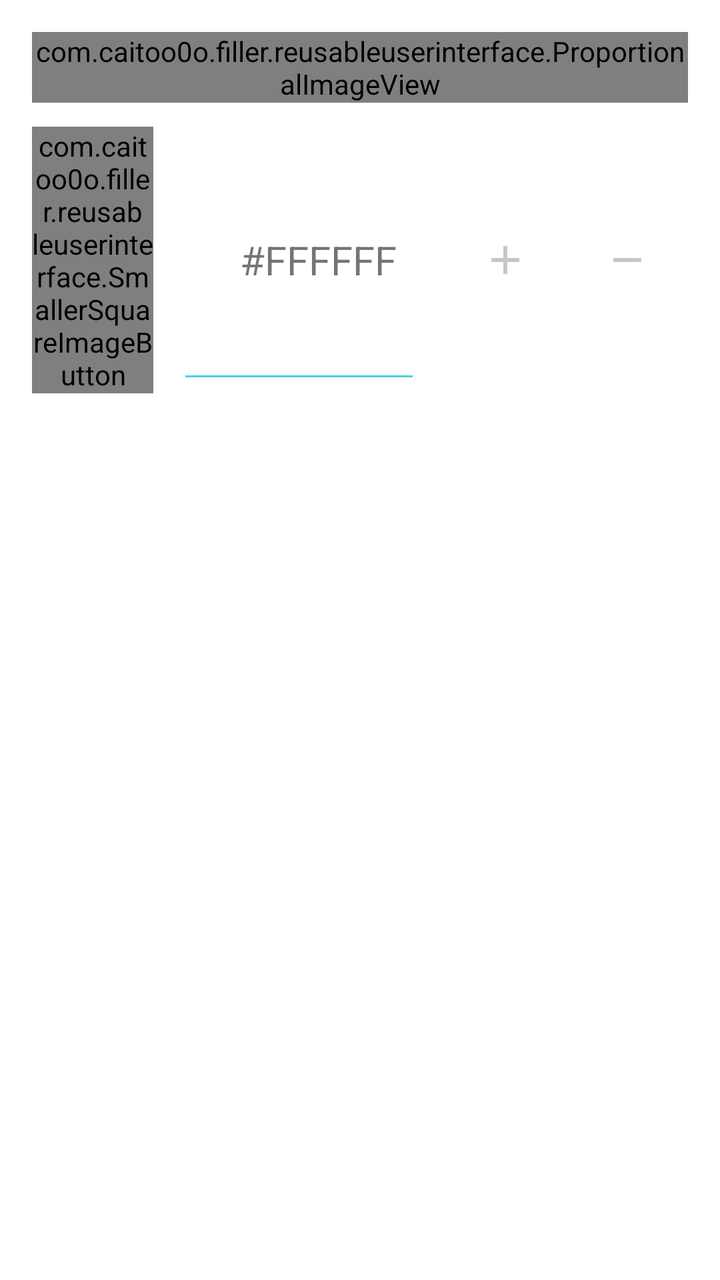
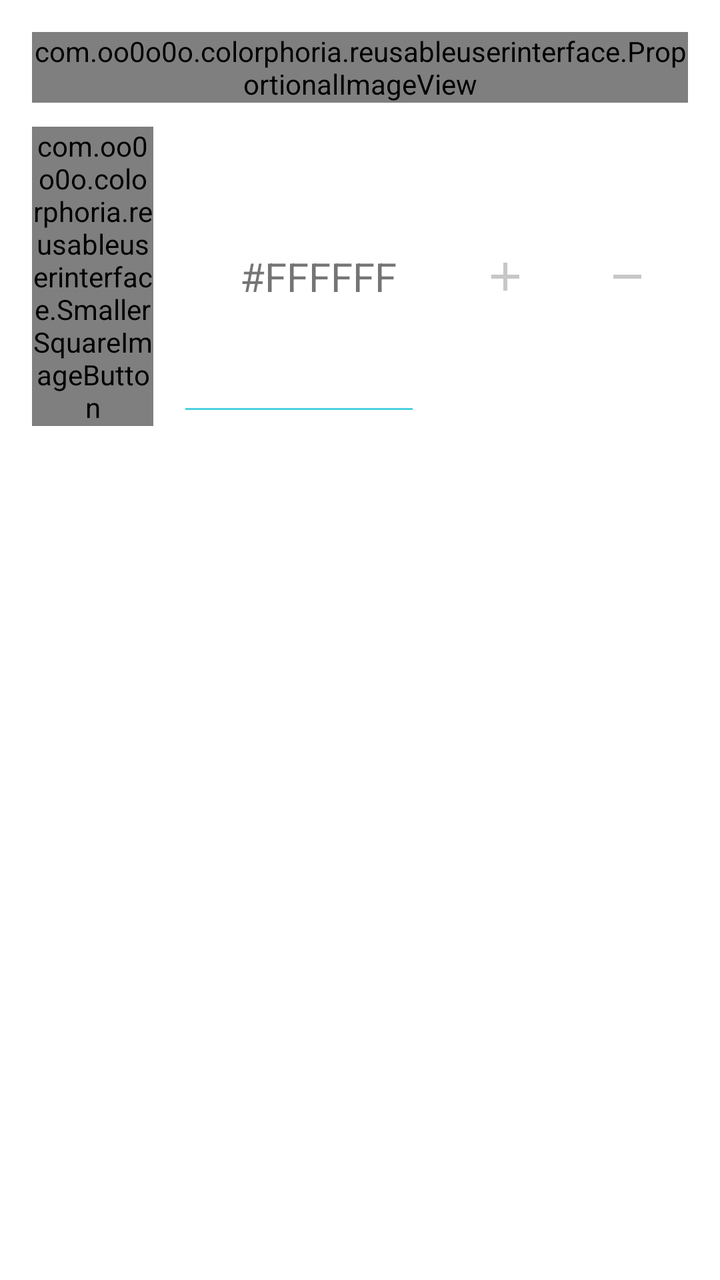

Two renders of the same Android screen: before a commit and after it. Below are the layout's source before the change and the commit's diff.
<!-- AndroidManifest.xml: application theme AppTheme -->
<!-- res/layout/effect_color_options.xml -->
<?xml version="1.0" encoding="utf-8"?>
<LinearLayout xmlns:android="http://schemas.android.com/apk/res/android"
    android:layout_width="340dp"
    android:layout_height="wrap_content"
    android:background="@color/colorPrimary"
    android:padding="@dimen/small_margin"
    android:orientation="vertical" >
    <com.caitoo0o.filler.reusableuserinterface.ProportionalImageView
        android:id="@+id/color_spectrum_image_view"
        android:layout_width="match_parent"
        android:layout_height="wrap_content"
        android:adjustViewBounds="true"
        android:scaleType="fitCenter"
        android:layout_margin="@dimen/activity_horizontal_margin"
        android:layout_marginRight="@dimen/activity_horizontal_margin"
        android:layout_marginTop="@dimen/activity_vertical_margin"
        android:src="@drawable/img_color_spectrum"/>

    <LinearLayout
        android:layout_width="match_parent"
        android:layout_height="wrap_content"
        android:orientation="horizontal" >
        <com.caitoo0o.filler.reusableuserinterface.SmallerSquareImageButton
            android:id="@+id/color_selected_image_view"
            android:layout_width="0dp"
            android:layout_height="match_parent"
            android:layout_weight="1"
            android:layout_marginLeft="@dimen/activity_horizontal_margin"
            android:layout_marginRight="@dimen/activity_horizontal_margin"
            android:background="#FFFFFFFF"
            android:src="@drawable/button_paint_color_bg"/>

        <EditText
            android:id="@+id/color_selected_edit_text"
            android:layout_width="0dp"
            android:layout_height="match_parent"
            android:layout_weight="2"
            android:padding="@dimen/activity_horizontal_margin"
            android:layout_marginRight="@dimen/activity_horizontal_margin"
            android:text="#FFFFFF"
            android:inputType="textNoSuggestions"
            android:cursorVisible="false"
            android:gravity="right|center_vertical"
            android:textSize="20sp"
            android:imeOptions="actionDone" />

        <ImageButton
            android:id="@+id/add_color_button"
            android:layout_width="0dp"
            android:layout_weight="1"
            android:layout_height="fill_parent"
            android:padding="@dimen/activity_vertical_margin"
            android:background="@drawable/button_selector_small"
            android:src="@drawable/ic_add_24dp" />

        <ImageButton
            android:id="@+id/remove_color_button"
            android:layout_width="0dp"
            android:layout_weight="1"
            android:layout_height="fill_parent"
            android:padding="@dimen/activity_vertical_margin"
            android:layout_marginRight="@dimen/activity_horizontal_margin"
            android:background="@drawable/button_selector_small"
            android:src="@drawable/ic_remove_24dp" />

        </LinearLayout>

    <GridView
        android:id="@+id/color_palette_grid_view"
        android:layout_width="match_parent"
        android:layout_height="70dp"
        android:layout_margin="@dimen/activity_horizontal_margin"
        android:numColumns="8"
        android:gravity="center"
        >
        </GridView>
</LinearLayout>
<!-- resources referenced by this layout -->
<resources>
  <color name="colorPrimary">#ffffffff</color>
  <dimen name="activity_horizontal_margin">12dp</dimen>
  <dimen name="activity_vertical_margin">20dp</dimen>
  <dimen name="small_margin">4dp</dimen>
  <!-- drawable button_paint_color_bg (drawable) -->
  <layer-list xmlns:android="http://schemas.android.com/apk/res/android">
      <item>
          <shape android:shape="rectangle" >
              <stroke
                  android:width="1dp"
                  android:color="@color/colorPrimaryDark"/>
              <solid android:color="#00000000" />
          </shape>
      </item>
  </layer-list>
  <!-- drawable button_selector_small (drawable) -->
  <?xml version="1.0" encoding="utf-8"?>
  <selector xmlns:android="http://schemas.android.com/apk/res/android" >
      <item android:state_pressed="true" >
          <shape android:shape="rectangle"  >
              <solid android:color="#ffeeeeee"/>
          </shape>
     </item>
     <item>
         <shape android:shape="rectangle">
             <solid android:color="#00000000"/>
         </shape>
      </item>
  </selector>
  <!-- drawable ic_add_24dp (drawable) -->
  <vector xmlns:android="http://schemas.android.com/apk/res/android"
          android:width="24dp"
          android:height="24dp"
          android:viewportWidth="24.0"
          android:viewportHeight="24.0">
      
      <path
          android:fillColor="#ffc7c7c7"
          android:pathData="M19,13h-6v6h-2v-6H5v-2h6V5h2v6h6v2z"/>
  </vector>
  <!-- drawable ic_remove_24dp (drawable) -->
  <vector xmlns:android="http://schemas.android.com/apk/res/android"
          android:width="24dp"
          android:height="24dp"
          android:viewportWidth="24.0"
          android:viewportHeight="24.0">
      
      <path
          android:fillColor="#ffc7c7c7"
          android:pathData="M19,13H5v-2h14v2z"/>
  </vector>
  <style name="AppTheme" parent="BaseTheme">
      </style>
  <color name="colorPrimaryDark">#ffc7c7c7</color>
  <color name="colorAccent">#ffb4ffff</color>
  <color name="colorBackground">#fff5f5f5</color>
  <color name="colorForeground">@color/colorPrimary</color>
  <color name="colorSecondary">#ff4DD0E1</color>
  <style name="Overflow" parent="@style/Widget.AppCompat.Light.ActionButton.Overflow">
          <item name="android:src">@drawable/ic_more_vert_24dp</item>
      </style>
  <style name="EditText" parent="@style/Widget.AppCompat.EditText">
          <item name="android:textColor">@color/colorEditText</item>
      </style>
  <!-- drawable ic_more_vert_24dp (drawable) -->
  <vector xmlns:android="http://schemas.android.com/apk/res/android"
          android:width="24dp"
          android:height="24dp"
          android:viewportWidth="24.0"
          android:viewportHeight="24.0">
      <path
          android:fillColor="#ffc7c7c7"
          android:pathData="M12,8c1.1,0 2,-0.9 2,-2s-0.9,-2 -2,-2 -2,0.9 -2,2 0.9,2 2,2zM12,10c-1.1,0 -2,0.9 -2,2s0.9,2 2,2 2,-0.9 2,-2 -0.9,-2 -2,-2zM12,16c-1.1,0 -2,0.9 -2,2s0.9,2 2,2 2,-0.9 2,-2 -0.9,-2 -2,-2z"/>
  </vector>
  <color name="colorEditText">#8a000000</color>
  <!-- unchanged entries left out for length: 2 -->
</resources>

<!-- the commit's change to res/layout/effect_color_options.xml (unified diff, before → after) -->
@@ -5,7 +5,7 @@
     android:background="@color/colorPrimary"
     android:padding="@dimen/small_margin"
     android:orientation="vertical" >
-    <com.caitoo0o.filler.reusableuserinterface.ProportionalImageView
+    <com.oo0o0o.colorphoria.reusableuserinterface.ProportionalImageView
         android:id="@+id/color_spectrum_image_view"
         android:layout_width="match_parent"
         android:layout_height="wrap_content"
@@ -20,7 +20,7 @@
         android:layout_width="match_parent"
         android:layout_height="wrap_content"
         android:orientation="horizontal" >
-        <com.caitoo0o.filler.reusableuserinterface.SmallerSquareImageButton
+        <com.oo0o0o.colorphoria.reusableuserinterface.SmallerSquareImageButton
             android:id="@+id/color_selected_image_view"
             android:layout_width="0dp"
             android:layout_height="match_parent"
